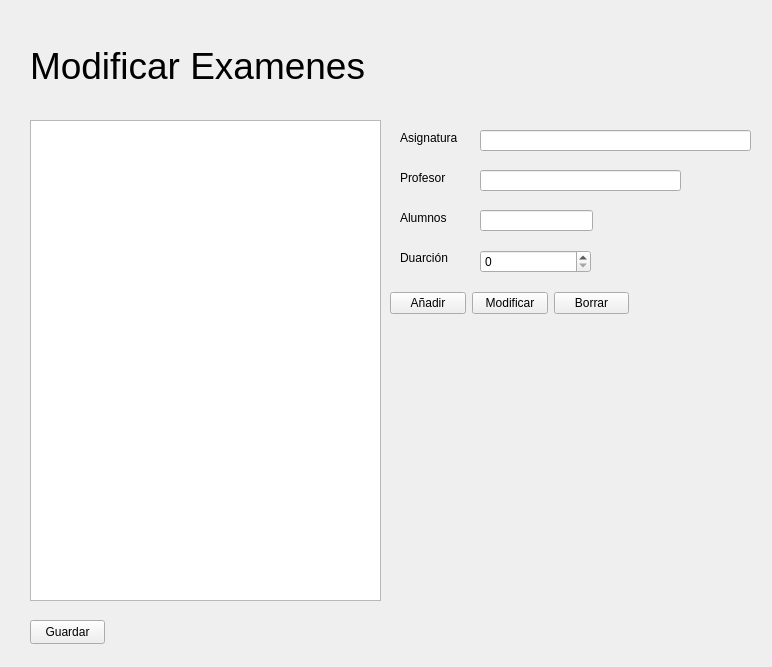
Old version of the form Aplicacion/interfaces/Ui/modifyExam.ui in the repository nestorgranado/URJC-TFG-Aplicacion-para-la-gestion-de-horarios-y-examenes-en-la-universidad.
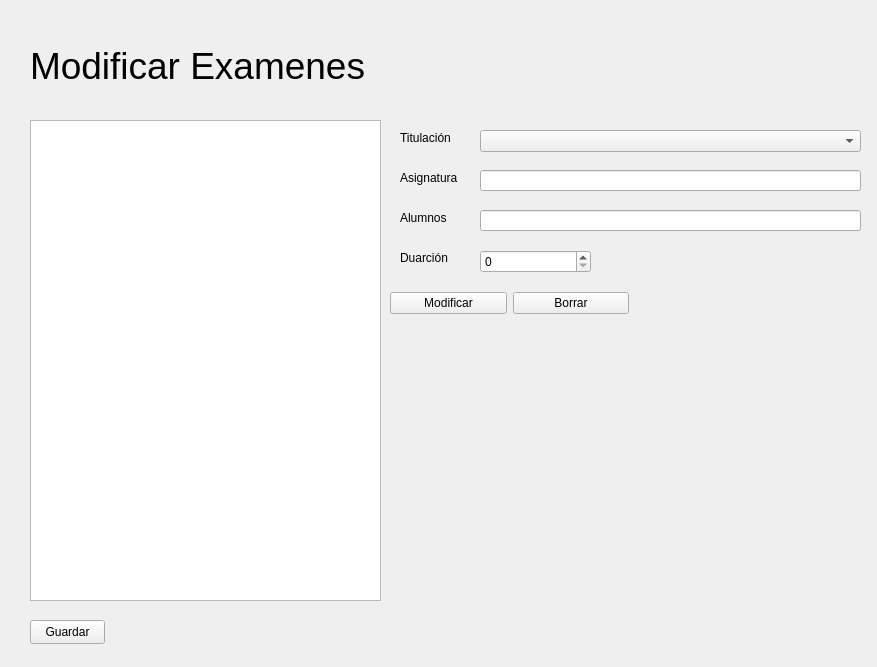
New version of the form.

Patch:
```diff
--- a/Aplicacion/interfaces/Ui/modifyExam.ui
+++ b/Aplicacion/interfaces/Ui/modifyExam.ui
@@ -6,7 +6,7 @@
    <rect>
     <x>0</x>
     <y>0</y>
-    <width>772</width>
+    <width>877</width>
     <height>667</height>
    </rect>
   </property>
@@ -45,7 +45,7 @@
    <property name="geometry">
     <rect>
      <x>400</x>
-     <y>130</y>
+     <y>170</y>
      <width>61</width>
      <height>16</height>
     </rect>
@@ -58,31 +58,8 @@
    <property name="geometry">
     <rect>
      <x>480</x>
-     <y>130</y>
-     <width>271</width>
-     <height>21</height>
-    </rect>
-   </property>
-  </widget>
-  <widget class="QLabel" name="profesor">
-   <property name="geometry">
-    <rect>
-     <x>400</x>
      <y>170</y>
-     <width>49</width>
-     <height>16</height>
-    </rect>
-   </property>
-   <property name="text">
-    <string>Profesor</string>
-   </property>
-  </widget>
-  <widget class="QLineEdit" name="profesorText">
-   <property name="geometry">
-    <rect>
-     <x>480</x>
-     <y>170</y>
-     <width>201</width>
+     <width>381</width>
      <height>21</height>
     </rect>
    </property>
@@ -105,7 +82,7 @@
     <rect>
      <x>480</x>
      <y>210</y>
-     <width>113</width>
+     <width>381</width>
      <height>21</height>
     </rect>
    </property>
@@ -156,13 +133,6 @@
     </rect>
    </property>
    <layout class="QHBoxLayout" name="horizontalLayout">
-    <item>
-     <widget class="QPushButton" name="add">
-      <property name="text">
-       <string>Añadir</string>
-      </property>
-     </widget>
-    </item>
     <item>
      <widget class="QPushButton" name="modificar">
       <property name="text">
@@ -179,6 +149,29 @@
     </item>
    </layout>
   </widget>
+  <widget class="QLabel" name="titulacion">
+   <property name="geometry">
+    <rect>
+     <x>400</x>
+     <y>130</y>
+     <width>61</width>
+     <height>16</height>
+    </rect>
+   </property>
+   <property name="text">
+    <string>Titulación</string>
+   </property>
+  </widget>
+  <widget class="QComboBox" name="titulacionText">
+   <property name="geometry">
+    <rect>
+     <x>480</x>
+     <y>130</y>
+     <width>381</width>
+     <height>22</height>
+    </rect>
+   </property>
+  </widget>
  </widget>
  <resources/>
  <connections/>
```
